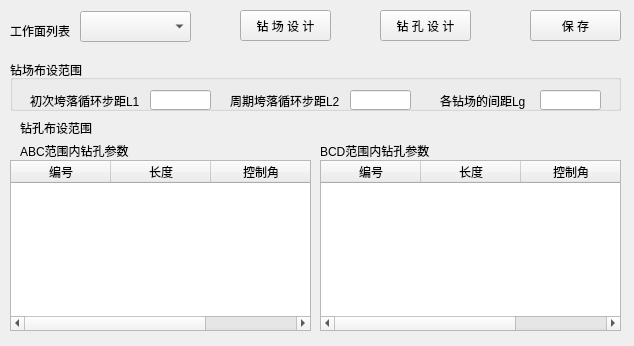
Qt form python/cbm/uifiles/high_drilling_design_dlg.ui (wyrover/cbm) before a commit.
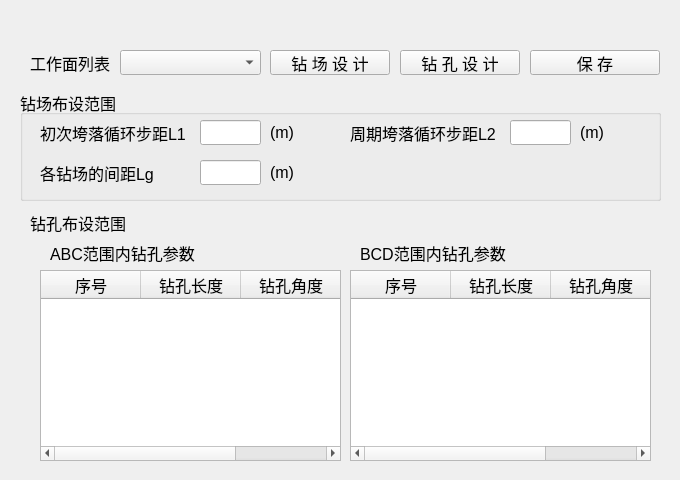
The same form after that commit. Icons and pictures are not drawn.

Patch:
```diff
--- a/python/cbm/uifiles/high_drilling_design_dlg.ui
+++ b/python/cbm/uifiles/high_drilling_design_dlg.ui
@@ -6,8 +6,8 @@
    <rect>
     <x>0</x>
     <y>0</y>
-    <width>634</width>
-    <height>346</height>
+    <width>680</width>
+    <height>480</height>
    </rect>
   </property>
   <property name="windowTitle">
@@ -17,89 +17,196 @@
    <iconset resource="../usecad.qrc">
     <normaloff>:/images/cbm.ico</normaloff>:/images/cbm.ico</iconset>
   </property>
-  <widget class="QComboBox" name="work_surf">
+  <widget class="QWidget" name="widget_main" native="true">
    <property name="geometry">
     <rect>
-     <x>80</x>
-     <y>11</y>
-     <width>111</width>
-     <height>31</height>
+     <x>0</x>
+     <y>30</y>
+     <width>681</width>
+     <height>451</height>
     </rect>
    </property>
+   <widget class="QTableWidget" name="abc">
+    <property name="geometry">
+     <rect>
+      <x>40</x>
+      <y>240</y>
+      <width>301</width>
+      <height>191</height>
+     </rect>
+    </property>
+    <property name="font">
+     <font>
+      <pointsize>12</pointsize>
+     </font>
+    </property>
+    <column>
+     <property name="text">
+      <string>序号</string>
+     </property>
+    </column>
+    <column>
+     <property name="text">
+      <string>钻孔长度</string>
+     </property>
+    </column>
+    <column>
+     <property name="text">
+      <string>钻孔角度</string>
+     </property>
+    </column>
   </widget>
   <widget class="QLabel" name="label_8">
    <property name="geometry">
     <rect>
-     <x>10</x>
+      <x>30</x>
      <y>20</y>
-     <width>61</width>
-     <height>21</height>
-    </rect>
-   </property>
+      <width>91</width>
+      <height>25</height>
+     </rect>
+    </property>
+    <property name="font">
+     <font>
+      <pointsize>12</pointsize>
+     </font>
+    </property>
    <property name="text">
     <string>工作面列表</string>
    </property>
   </widget>
-  <widget class="QPushButton" name="drill_pore">
+   <widget class="QTableWidget" name="bcd">
    <property name="geometry">
     <rect>
-     <x>380</x>
-     <y>10</y>
-     <width>91</width>
-     <height>31</height>
-    </rect>
-   </property>
+      <x>350</x>
+      <y>240</y>
+      <width>301</width>
+      <height>191</height>
+     </rect>
+    </property>
+    <property name="font">
+     <font>
+      <pointsize>12</pointsize>
+     </font>
+    </property>
+    <column>
    <property name="text">
-    <string>钻 孔 设 计</string>
-   </property>
-  </widget>
-  <widget class="QPushButton" name="drill_site">
-   <property name="geometry">
-    <rect>
-     <x>240</x>
-     <y>10</y>
-     <width>91</width>
-     <height>31</height>
-    </rect>
-   </property>
+      <string>序号</string>
+     </property>
+    </column>
+    <column>
+     <property name="text">
+      <string>钻孔长度</string>
+     </property>
+    </column>
+    <column>
    <property name="text">
-    <string>钻 场 设 计</string>
-   </property>
+      <string>钻孔角度</string>
+     </property>
+    </column>
   </widget>
   <widget class="QPushButton" name="save">
    <property name="geometry">
     <rect>
      <x>530</x>
-     <y>10</y>
-     <width>91</width>
-     <height>31</height>
-    </rect>
-   </property>
+      <y>20</y>
+      <width>130</width>
+      <height>25</height>
+     </rect>
+    </property>
+    <property name="font">
+     <font>
+      <pointsize>12</pointsize>
+     </font>
+    </property>
    <property name="text">
     <string>保 存</string>
    </property>
   </widget>
+   <widget class="QPushButton" name="drill_pore">
+    <property name="geometry">
+     <rect>
+      <x>400</x>
+      <y>20</y>
+      <width>120</width>
+      <height>25</height>
+     </rect>
+    </property>
+    <property name="font">
+     <font>
+      <pointsize>12</pointsize>
+     </font>
+    </property>
+    <property name="text">
+     <string>钻 孔 设 计</string>
+    </property>
+   </widget>
+   <widget class="QLabel" name="label">
+    <property name="geometry">
+     <rect>
+      <x>30</x>
+      <y>180</y>
+      <width>111</width>
+      <height>25</height>
+     </rect>
+    </property>
+    <property name="font">
+     <font>
+      <pointsize>12</pointsize>
+     </font>
+    </property>
+    <property name="text">
+     <string>钻孔布设范围</string>
+    </property>
+   </widget>
+   <widget class="QLabel" name="label_14">
+    <property name="geometry">
+     <rect>
+      <x>360</x>
+      <y>210</y>
+      <width>161</width>
+      <height>25</height>
+     </rect>
+    </property>
+    <property name="font">
+     <font>
+      <pointsize>12</pointsize>
+     </font>
+    </property>
+    <property name="text">
+     <string>BCD范围内钻孔参数</string>
+    </property>
+   </widget>
   <widget class="QGroupBox" name="groupBox">
    <property name="geometry">
     <rect>
-     <x>10</x>
+      <x>20</x>
      <y>60</y>
-     <width>611</width>
-     <height>51</height>
-    </rect>
-   </property>
+      <width>641</width>
+      <height>111</height>
+     </rect>
+    </property>
+    <property name="font">
+     <font>
+      <pointsize>12</pointsize>
+     </font>
+    </property>
    <property name="title">
     <string>钻场布设范围</string>
    </property>
    <widget class="QLabel" name="label_12">
     <property name="geometry">
      <rect>
-      <x>430</x>
-      <y>30</y>
-      <width>91</width>
-      <height>21</height>
-     </rect>
-    </property>
+       <x>20</x>
+       <y>70</y>
+       <width>121</width>
+       <height>25</height>
+      </rect>
+     </property>
+     <property name="font">
+      <font>
+       <pointsize>12</pointsize>
+      </font>
+     </property>
     <property name="text">
      <string>各钻场的间距Lg</string>
     </property>
@@ -109,10 +216,15 @@
      <rect>
       <x>20</x>
       <y>30</y>
-      <width>111</width>
-      <height>21</height>
-     </rect>
-    </property>
+       <width>151</width>
+       <height>25</height>
+      </rect>
+     </property>
+     <property name="font">
+      <font>
+       <pointsize>12</pointsize>
+      </font>
+     </property>
     <property name="text">
      <string>初次垮落循环步距L1</string>
     </property>
@@ -120,138 +232,269 @@
    <widget class="QLineEdit" name="l2">
     <property name="geometry">
      <rect>
-      <x>340</x>
+       <x>490</x>
       <y>30</y>
       <width>61</width>
-      <height>20</height>
-     </rect>
-    </property>
+       <height>25</height>
+      </rect>
+     </property>
+     <property name="font">
+      <font>
+       <pointsize>12</pointsize>
+      </font>
+     </property>
    </widget>
    <widget class="QLineEdit" name="lg">
     <property name="geometry">
      <rect>
-      <x>530</x>
-      <y>30</y>
+       <x>180</x>
+       <y>70</y>
       <width>61</width>
-      <height>20</height>
-     </rect>
-    </property>
+       <height>25</height>
+      </rect>
+     </property>
+     <property name="font">
+      <font>
+       <pointsize>12</pointsize>
+      </font>
+     </property>
    </widget>
    <widget class="QLineEdit" name="l1">
     <property name="geometry">
      <rect>
-      <x>140</x>
+       <x>180</x>
       <y>30</y>
       <width>61</width>
-      <height>20</height>
-     </rect>
-    </property>
+       <height>25</height>
+      </rect>
+     </property>
+     <property name="font">
+      <font>
+       <pointsize>12</pointsize>
+      </font>
+     </property>
    </widget>
    <widget class="QLabel" name="label_11">
     <property name="geometry">
      <rect>
-      <x>220</x>
+       <x>330</x>
       <y>30</y>
-      <width>111</width>
-      <height>21</height>
-     </rect>
-    </property>
+       <width>151</width>
+       <height>25</height>
+      </rect>
+     </property>
+     <property name="font">
+      <font>
+       <pointsize>12</pointsize>
+      </font>
+     </property>
     <property name="text">
      <string>周期垮落循环步距L2</string>
     </property>
    </widget>
+    <widget class="QLabel" name="label_2">
+     <property name="geometry">
+      <rect>
+       <x>250</x>
+       <y>30</y>
+       <width>41</width>
+       <height>25</height>
+      </rect>
+     </property>
+     <property name="text">
+      <string>(m)</string>
+     </property>
+    </widget>
+    <widget class="QLabel" name="label_3">
+     <property name="geometry">
+      <rect>
+       <x>560</x>
+       <y>30</y>
+       <width>41</width>
+       <height>25</height>
+      </rect>
+     </property>
+     <property name="text">
+      <string>(m)</string>
+     </property>
+    </widget>
+    <widget class="QLabel" name="label_4">
+     <property name="geometry">
+      <rect>
+       <x>250</x>
+       <y>70</y>
+       <width>41</width>
+       <height>25</height>
+      </rect>
+     </property>
+     <property name="text">
+      <string>(m)</string>
+     </property>
+    </widget>
   </widget>
   <widget class="QLabel" name="label_13">
    <property name="geometry">
     <rect>
-     <x>20</x>
-     <y>140</y>
-     <width>111</width>
-     <height>21</height>
-    </rect>
-   </property>
+      <x>50</x>
+      <y>210</y>
+      <width>151</width>
+      <height>25</height>
+     </rect>
+    </property>
+    <property name="font">
+     <font>
+      <pointsize>12</pointsize>
+     </font>
+    </property>
    <property name="text">
     <string>ABC范围内钻孔参数</string>
    </property>
   </widget>
-  <widget class="QLabel" name="label_14">
+   <widget class="QPushButton" name="drill_site">
    <property name="geometry">
     <rect>
-     <x>320</x>
-     <y>140</y>
-     <width>111</width>
-     <height>21</height>
-    </rect>
-   </property>
+      <x>270</x>
+      <y>20</y>
+      <width>120</width>
+      <height>25</height>
+     </rect>
+    </property>
+    <property name="font">
+     <font>
+      <pointsize>12</pointsize>
+     </font>
+    </property>
    <property name="text">
-    <string>BCD范围内钻孔参数</string>
-   </property>
-  </widget>
-  <widget class="QTableWidget" name="abc">
+     <string>钻 场 设 计</string>
+    </property>
+   </widget>
+   <widget class="QComboBox" name="work_surf">
    <property name="geometry">
     <rect>
-     <x>10</x>
-     <y>160</y>
-     <width>301</width>
-     <height>171</height>
-    </rect>
-   </property>
-   <property name="showGrid">
-    <bool>false</bool>
-   </property>
-   <column>
-    <property name="text">
-     <string>编号</string>
-    </property>
-   </column>
-   <column>
-    <property name="text">
-     <string>长度</string>
+      <x>120</x>
+      <y>20</y>
+      <width>141</width>
+      <height>25</height>
+     </rect>
+    </property>
+    <property name="font">
+     <font>
+      <pointsize>12</pointsize>
+     </font>
+    </property>
+   </widget>
+  </widget>
+  <widget class="QWidget" name="widget_title" native="true">
+   <property name="geometry">
+    <rect>
+     <x>0</x>
+     <y>0</y>
+     <width>681</width>
+     <height>31</height>
+    </rect>
+   </property>
+   <widget class="QLabel" name="lab_Ico">
+    <property name="geometry">
+     <rect>
+      <x>0</x>
+      <y>0</y>
+      <width>31</width>
+      <height>31</height>
+     </rect>
     </property>
-   </column>
-   <column>
+    <property name="sizePolicy">
+     <sizepolicy hsizetype="Minimum" vsizetype="Preferred">
+      <horstretch>0</horstretch>
+      <verstretch>0</verstretch>
+     </sizepolicy>
+    </property>
+    <property name="minimumSize">
+     <size>
+      <width>30</width>
+      <height>0</height>
+     </size>
+    </property>
     <property name="text">
-     <string>控制角</string>
+     <string>&lt;!DOCTYPE HTML PUBLIC &quot;-//W3C//DTD HTML 4.0//EN&quot; &quot;http://www.w3.org/TR/REC-html40/strict.dtd&quot;&gt;
+&lt;html&gt;&lt;head&gt;&lt;meta name=&quot;qrichtext&quot; content=&quot;1&quot; /&gt;&lt;style type=&quot;text/css&quot;&gt;
+p, li { white-space: pre-wrap; }
+&lt;/style&gt;&lt;/head&gt;&lt;body style=&quot; font-family:'SimSun'; font-size:9pt; font-weight:400; font-style:normal;&quot;&gt;
+&lt;p style=&quot;-qt-paragraph-type:empty; margin-top:0px; margin-bottom:0px; margin-left:0px; margin-right:0px; -qt-block-indent:0; text-indent:0px;&quot;&gt;&lt;br /&gt;&lt;/p&gt;&lt;/body&gt;&lt;/html&gt;</string>
     </property>
-   </column>
-  </widget>
-  <widget class="QTableWidget" name="bcd">
+    <property name="alignment">
+     <set>Qt::AlignCenter</set>
+    </property>
+   </widget>
+   <widget class="QLabel" name="lab_Title">
    <property name="geometry">
     <rect>
-     <x>320</x>
-     <y>160</y>
-     <width>301</width>
-     <height>171</height>
-    </rect>
-   </property>
-   <column>
-    <property name="text">
-     <string>编号</string>
+      <x>40</x>
+      <y>0</y>
+      <width>591</width>
+      <height>31</height>
+     </rect>
+    </property>
+    <property name="sizePolicy">
+     <sizepolicy hsizetype="Expanding" vsizetype="Preferred">
+      <horstretch>0</horstretch>
+      <verstretch>0</verstretch>
+     </sizepolicy>
     </property>
-   </column>
-   <column>
-    <property name="text">
-     <string>长度</string>
+    <property name="styleSheet">
+     <string notr="true">font: 10pt &quot;微软雅黑&quot;;</string>
     </property>
-   </column>
-   <column>
     <property name="text">
-     <string>控制角</string>
+     <string/>
     </property>
-   </column>
-  </widget>
-  <widget class="QLabel" name="label">
+    <property name="alignment">
+     <set>Qt::AlignLeading|Qt::AlignLeft|Qt::AlignVCenter</set>
+    </property>
+   </widget>
+   <widget class="QPushButton" name="btnMenu_Close">
    <property name="geometry">
     <rect>
-     <x>20</x>
-     <y>120</y>
-     <width>91</width>
-     <height>16</height>
-    </rect>
-   </property>
+      <x>640</x>
+      <y>0</y>
+      <width>41</width>
+      <height>31</height>
+     </rect>
+    </property>
+    <property name="sizePolicy">
+     <sizepolicy hsizetype="Minimum" vsizetype="Expanding">
+      <horstretch>0</horstretch>
+      <verstretch>0</verstretch>
+     </sizepolicy>
+    </property>
+    <property name="minimumSize">
+     <size>
+      <width>40</width>
+      <height>0</height>
+     </size>
+    </property>
+    <property name="font">
+     <font>
+      <pointsize>12</pointsize>
+     </font>
+    </property>
+    <property name="cursor">
+     <cursorShape>ArrowCursor</cursorShape>
+    </property>
+    <property name="focusPolicy">
+     <enum>Qt::NoFocus</enum>
+    </property>
    <property name="text">
-    <string>钻孔布设范围</string>
-   </property>
+     <string/>
+    </property>
+    <property name="iconSize">
+     <size>
+      <width>32</width>
+      <height>32</height>
+     </size>
+    </property>
+    <property name="flat">
+     <bool>true</bool>
+    </property>
+   </widget>
   </widget>
  </widget>
  <tabstops>
```
Lines whose indentation alone changed are shown as unchanged.
